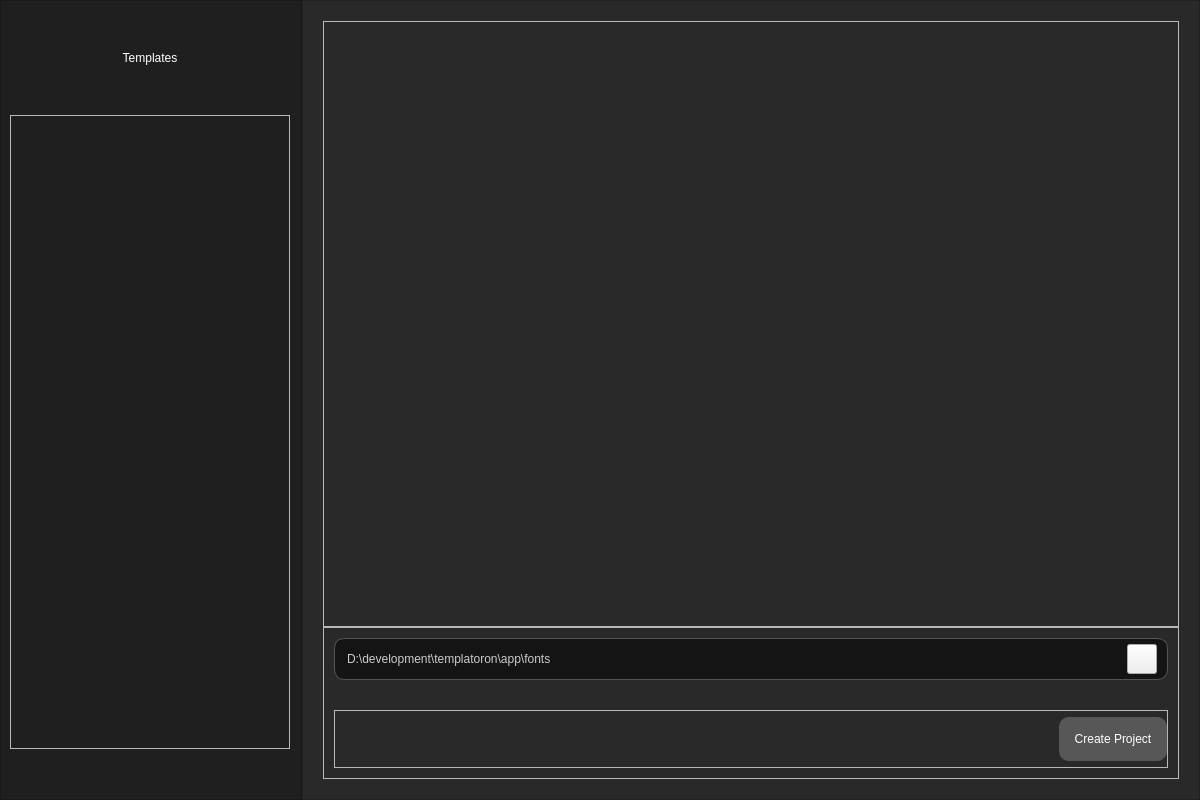
This is app/design/main_window.ui in KrazyManJ/templatoron as Qt 5 draws it before an edit. The edited form follows.
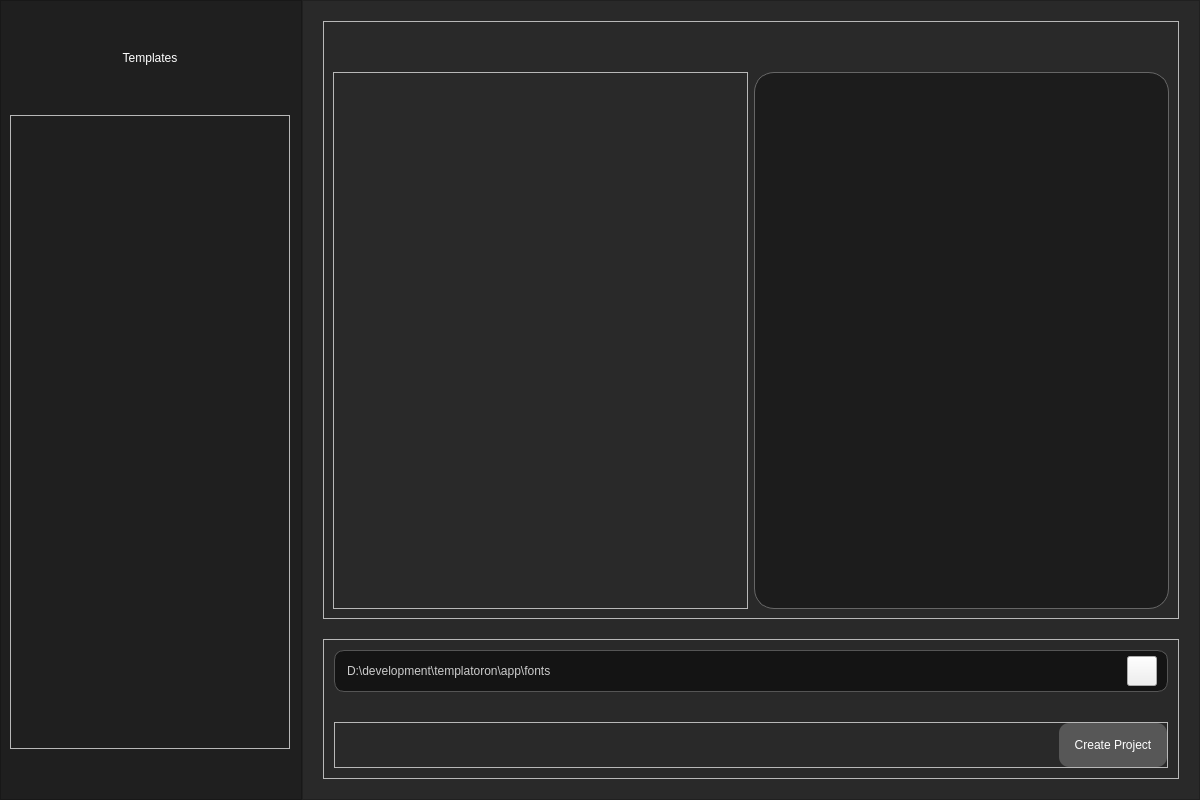
This is the edited form. Icons and pictures are not drawn.

Commit message: Added Tree view of templatoron file, updated file/folder sorting

Patch:
```diff
--- a/app/design/main_window.ui
+++ b/app/design/main_window.ui
@@ -38,6 +38,7 @@
 #OutputPathFrame {
 	background: #141414;
 	max-height: 40px;
+	min-height: 40px;
 	border-radius: 10px;
 	border: 1px solid #555;
 }
@@ -77,8 +78,8 @@
 QScrollBar:vertical{
 	width: 20px;
 	right: 20px;
-	margin: 10px 10px 45px 0;
-	background: #151515;
+	margin: 0px 10px 0px 0;
+	background: transparent;
 	border-radius: 5px;
 }
 QScrollBar::handle:vertical {
@@ -100,6 +101,30 @@
 QScrollBar::add-page:vertical, QScrollBar::sub-page:vertical
 {
 	background: #151515;
+	border-radius:5px;
+}
+#DirectoryDisplay {
+	font: 10pt &quot;Fira Code&quot;;
+	background: #1c1c1c;
+	border : 1px solid #666;
+	border-radius: 20px;
+	padding: 20px;
+	padding-right: 0px;
+	outline: 0;
+}
+#DirectoryDisplay::item {
+	padding: 2px;
+	border-radius: 5px;
+	color: #ccc;
+	margin-right: 10px;
+}
+#DirectoryDisplay::item:selected {
+	background: #222;
+	border : 1px solid #666;
+	color: white;
+}
+#DirectoryDisplay::branch {
+	color: #ccc;
 }</string>
   </property>
   <layout class="QHBoxLayout" name="horizontalLayout">
@@ -208,7 +233,7 @@
      </property>
      <layout class="QVBoxLayout" name="verticalLayout_2" stretch="0,0">
       <property name="spacing">
-       <number>0</number>
+       <number>20</number>
       </property>
       <property name="leftMargin">
        <number>20</number>
@@ -230,6 +255,54 @@
         <property name="frameShadow">
          <enum>QFrame::Raised</enum>
         </property>
+        <layout class="QHBoxLayout" name="horizontalLayout_4" stretch="1,1">
+         <property name="topMargin">
+          <number>50</number>
+         </property>
+         <item>
+          <widget class="QFrame" name="VariablesFrame">
+           <property name="frameShape">
+            <enum>QFrame::StyledPanel</enum>
+           </property>
+           <property name="frameShadow">
+            <enum>QFrame::Raised</enum>
+           </property>
+          </widget>
+         </item>
+         <item>
+          <widget class="QTreeWidget" name="DirectoryDisplay">
+           <property name="verticalScrollBarPolicy">
+            <enum>Qt::ScrollBarAsNeeded</enum>
+           </property>
+           <property name="horizontalScrollBarPolicy">
+            <enum>Qt::ScrollBarAlwaysOff</enum>
+           </property>
+           <property name="rootIsDecorated">
+            <bool>true</bool>
+           </property>
+           <property name="itemsExpandable">
+            <bool>true</bool>
+           </property>
+           <property name="animated">
+            <bool>true</bool>
+           </property>
+           <property name="headerHidden">
+            <bool>true</bool>
+           </property>
+           <property name="columnCount">
+            <number>1</number>
+           </property>
+           <attribute name="headerVisible">
+            <bool>false</bool>
+           </attribute>
+           <column>
+            <property name="text">
+             <string>Name</string>
+            </property>
+           </column>
+          </widget>
+         </item>
+        </layout>
        </widget>
       </item>
       <item>
```
The commit also changes 2 other files.
